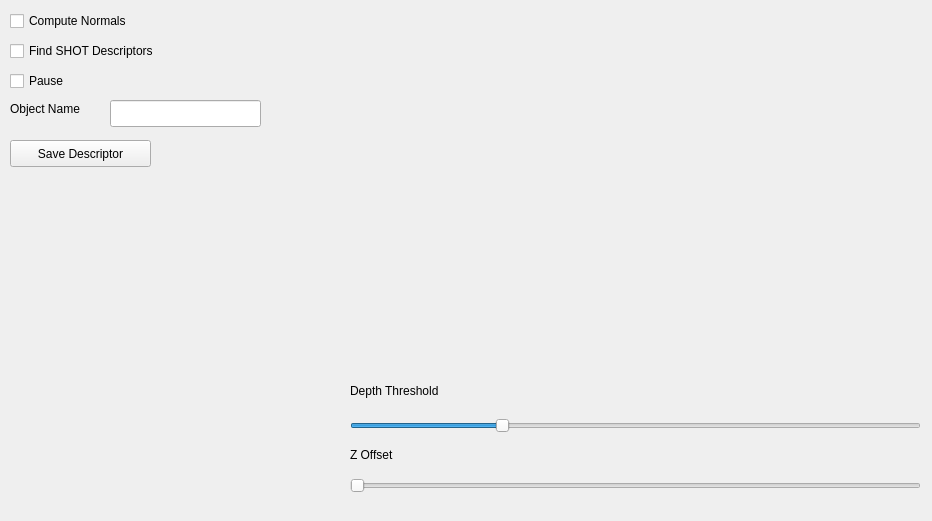
First picture: the form in kpoApp.ui, repository jbeuckm/kinect_pcl_osc_qt, before the edit.
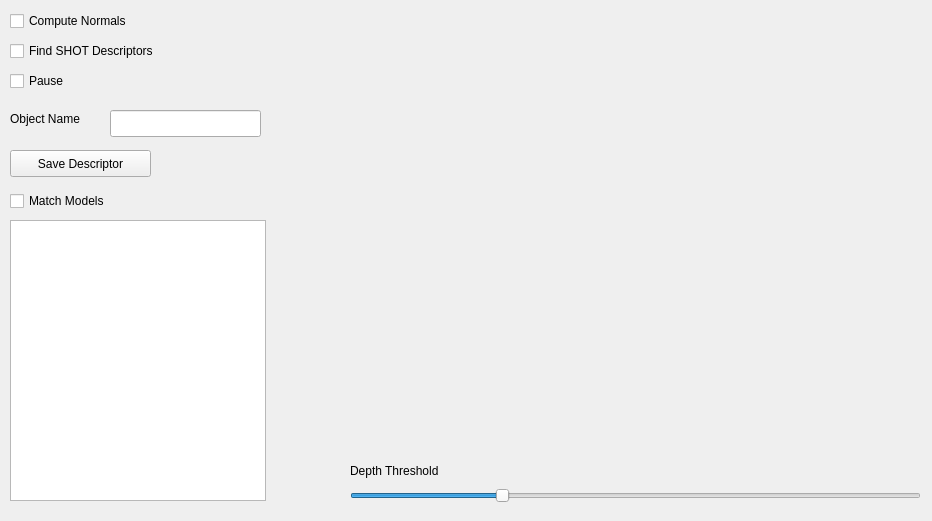
Second picture: the form after the edit. Custom widgets are drawn as their Qt base class.

Commit message: building list for models being matched

Patch:
```diff
--- a/kpoApp.ui
+++ b/kpoApp.ui
@@ -38,10 +38,10 @@
    <widget class="QVTKWidget" name="qvtk_widget">
     <property name="geometry">
      <rect>
-      <x>350</x>
+      <x>300</x>
       <y>10</y>
-      <width>571</width>
-      <height>361</height>
+      <width>621</width>
+      <height>441</height>
      </rect>
     </property>
    </widget>
@@ -49,7 +49,7 @@
     <property name="geometry">
      <rect>
       <x>350</x>
-      <y>410</y>
+      <y>480</y>
       <width>571</width>
       <height>31</height>
      </rect>
@@ -95,7 +95,7 @@
     <property name="geometry">
      <rect>
       <x>350</x>
-      <y>380</y>
+      <y>460</y>
       <width>121</width>
       <height>21</height>
      </rect>
@@ -104,38 +104,6 @@
      <string>Depth Threshold</string>
     </property>
    </widget>
-   <widget class="QLabel" name="label_2">
-    <property name="geometry">
-     <rect>
-      <x>350</x>
-      <y>439</y>
-      <width>66</width>
-      <height>31</height>
-     </rect>
-    </property>
-    <property name="text">
-     <string>Z Offset</string>
-    </property>
-   </widget>
-   <widget class="QSlider" name="zOffsetSlider">
-    <property name="geometry">
-     <rect>
-      <x>350</x>
-      <y>470</y>
-      <width>571</width>
-      <height>31</height>
-     </rect>
-    </property>
-    <property name="maximum">
-     <number>10</number>
-    </property>
-    <property name="sliderPosition">
-     <number>0</number>
-    </property>
-    <property name="orientation">
-     <enum>Qt::Horizontal</enum>
-    </property>
-   </widget>
    <widget class="QCheckBox" name="pauseCheckBox">
     <property name="geometry">
      <rect>
@@ -179,7 +147,7 @@
     <property name="geometry">
      <rect>
       <x>10</x>
-      <y>140</y>
+      <y>150</y>
       <width>141</width>
       <height>27</height>
      </rect>
@@ -192,7 +160,7 @@
     <property name="geometry">
      <rect>
       <x>110</x>
-      <y>100</y>
+      <y>110</y>
       <width>151</width>
       <height>27</height>
      </rect>
@@ -202,7 +170,7 @@
     <property name="geometry">
      <rect>
       <x>10</x>
-      <y>100</y>
+      <y>110</y>
       <width>91</width>
       <height>17</height>
      </rect>
@@ -211,6 +179,29 @@
      <string>Object Name</string>
     </property>
    </widget>
+   <widget class="QCheckBox" name="matchModelsCheckbox">
+    <property name="geometry">
+     <rect>
+      <x>10</x>
+      <y>190</y>
+      <width>131</width>
+      <height>22</height>
+     </rect>
+    </property>
+    <property name="text">
+     <string>Match Models</string>
+    </property>
+   </widget>
+   <widget class="QListView" name="modelListView">
+    <property name="geometry">
+     <rect>
+      <x>10</x>
+      <y>220</y>
+      <width>256</width>
+      <height>281</height>
+     </rect>
+    </property>
+   </widget>
   </widget>
  </widget>
  <customwidgets>
```
The commit also changes 5 other files.
